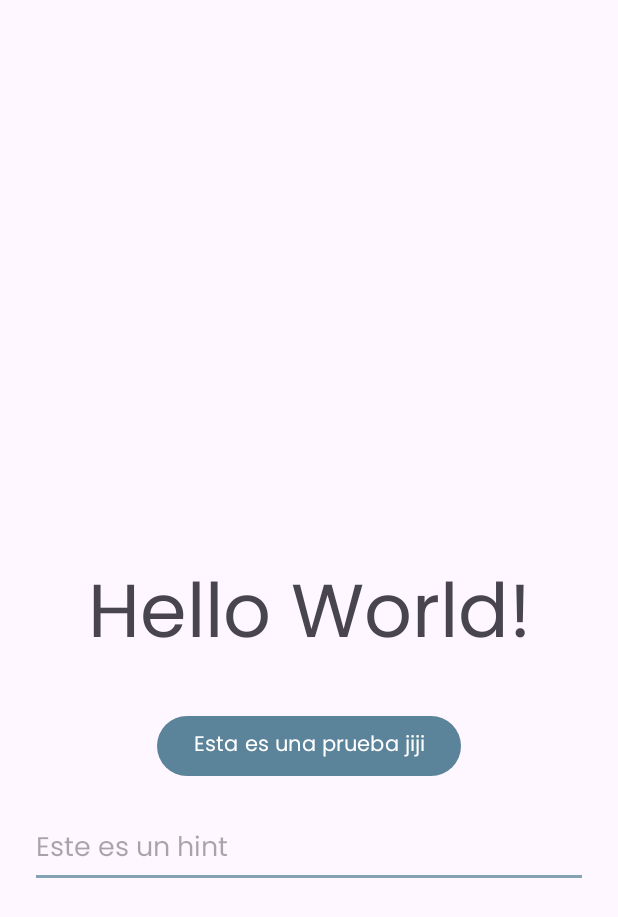
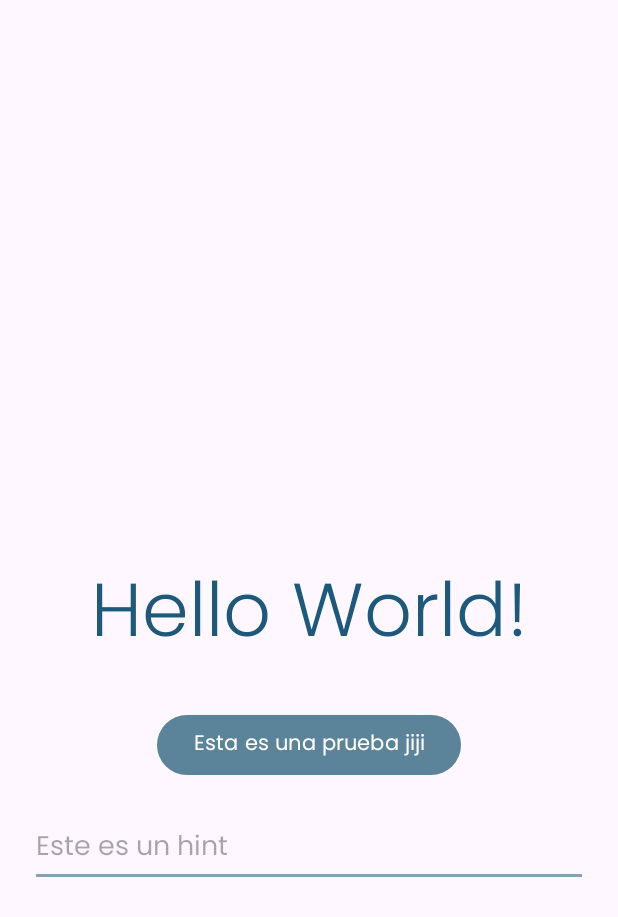
Before and after one commit to PeaceApp-UPC-4438/PeaceApp-Mobile, an Android app: the screen it shows after launch (MainActivity), on a phone screen of 412 x 824 dp. Shown: the top 917 px of the screen. Run offline under Robolectric (Android 15) with nearby library versions, the phone set to English and light mode, and no system bars.

Commit message:
feat(act_main): changed text weight

```diff
--- a/app/src/main/res/layout/activity_main.xml
+++ b/app/src/main/res/layout/activity_main.xml
@@ -12,11 +12,14 @@
         android:layout_height="wrap_content"
         android:text="Hello World!"
         android:textSize="50sp"
+        android:fontFamily="@font/poppins_light"
         app:layout_constraintBottom_toBottomOf="parent"
         app:layout_constraintEnd_toEndOf="parent"
         app:layout_constraintStart_toStartOf="parent"
         app:layout_constraintTop_toTopOf="parent"
-        android:id="@+id/mainTxt"/>
+        android:id="@+id/mainTxt"
+        android:textColor="@color/peaceapp_blue"
+        />
     <Button
         android:layout_width="wrap_content"
         android:layout_margin="20dp"
```
